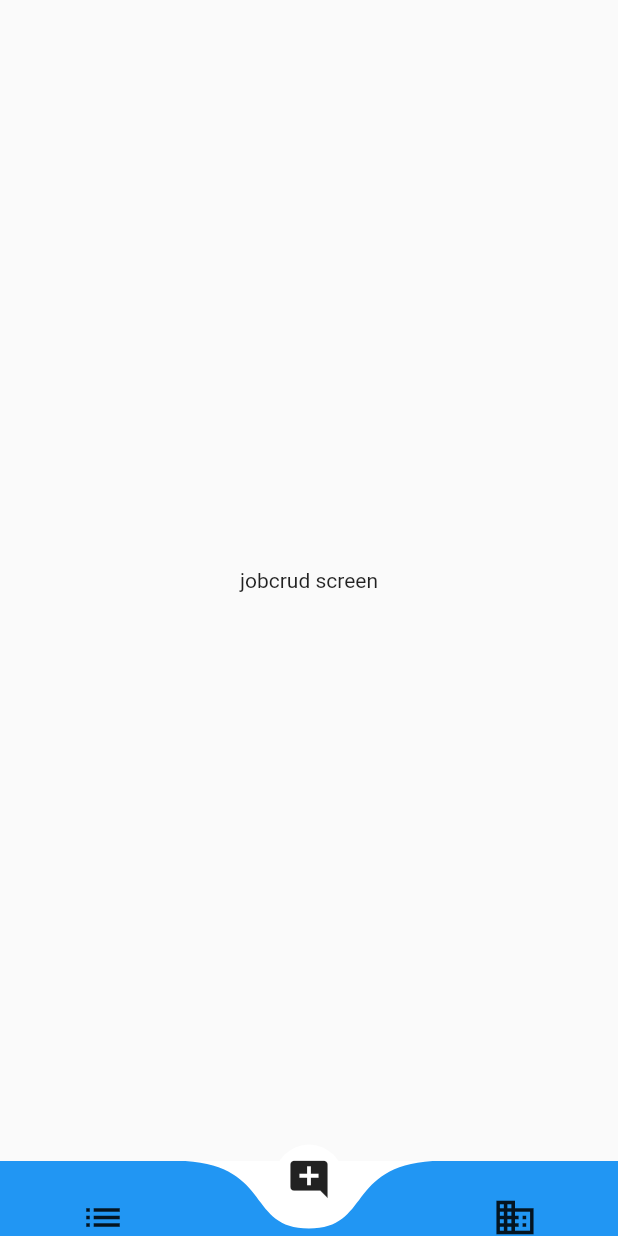
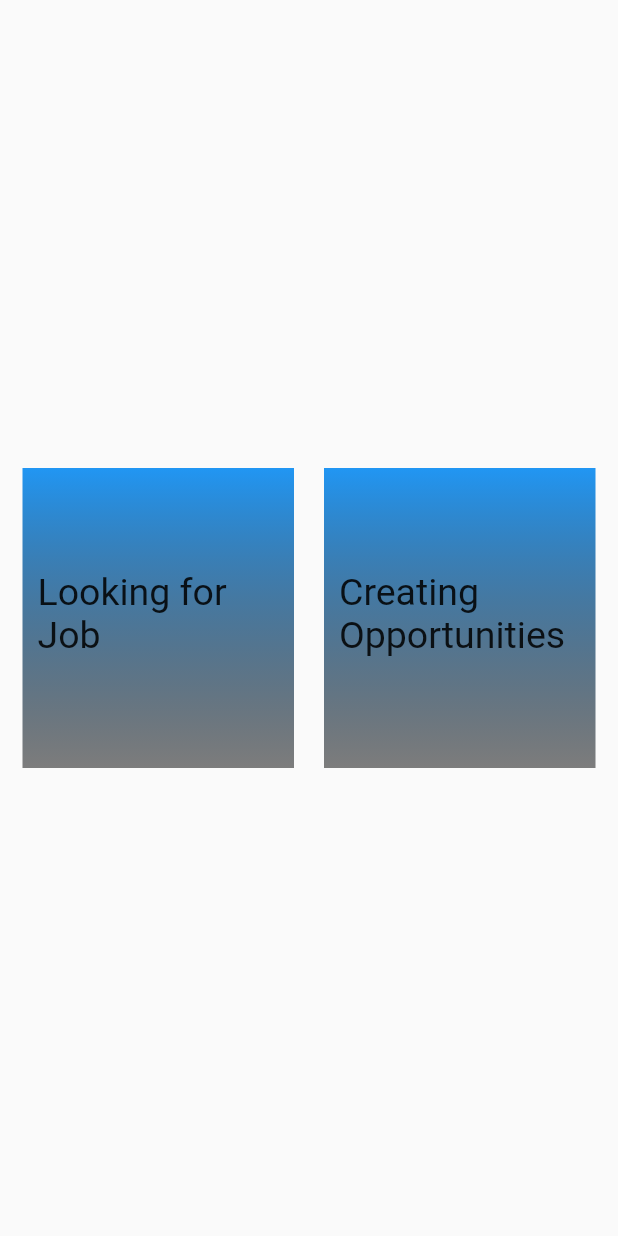
Before and after one commit to imtanbro/code_fury_app, a Flutter app: the screen it shows after launch, on a phone screen of 412 x 824 dp. Run offline on Flutter 3.47's test engine with Material 2 defaults, Android fonts, the phone set to English and light mode, and no system bars; drawn by our look-alikes of curved_navigation_bar; our stand-ins replace firebase_auth; missing offline and left inert: dart:js; accounts and stored records are empty.

Commit message:
Creating two Options

```diff
--- a/lib/main.dart
+++ b/lib/main.dart
@@ -13,9 +13,84 @@ class MyApp extends StatelessWidget {
   Widget build(BuildContext context) {
     return MaterialApp(
       title: 'Flutter Demo',
-
-      home: NavigationScreen(),
-
+      home: SelectPart(),
     );
   }
 }
+
+// NavigationScreen()
+
+class SelectPart extends StatefulWidget {
+  @override
+  _SelectPartState createState() => _SelectPartState();
+}
+
+class _SelectPartState extends State<SelectPart> {
+  @override
+  Widget build(BuildContext context) {
+    return Scaffold(
+      body: Center(
+        child: Padding(
+          padding: const EdgeInsets.symmetric(horizontal: 15),
+          child: Row(
+            children: [
+              Container(
+                height: 200,
+                width: (MediaQuery.of(context).size.width / 2) - 25,
+                decoration: BoxDecoration(
+                    gradient: LinearGradient(
+                        colors: [Colors.blue, Colors.black.withOpacity(0.5)],
+                        begin: Alignment.topCenter,
+                        end: Alignment.bottomCenter)),
+                child: Column(
+                  children: [
+                    Padding(
+                      padding: const EdgeInsets.symmetric(
+                          vertical: 68, horizontal: 10),
+                      child: Text("Looking for Job",
+                          style: TextStyle(
+                            fontSize: 25,
+                          )),
+                    )
+                  ],
+                ),
+              ),
+              SizedBox(
+                width: 20,
+              ),
+              GestureDetector(
+                onTap: () {
+                  Navigator.pushReplacement(
+                      context,
+                      MaterialPageRoute(
+                          builder: (context) => NavigationScreen()));
+                },
+                child: Container(
+                  height: 200,
+                  width: (MediaQuery.of(context).size.width / 2) - 25,
+                  decoration: BoxDecoration(
+                      gradient: LinearGradient(
+                          colors: [Colors.blue, Colors.black.withOpacity(0.5)],
+                          begin: Alignment.topCenter,
+                          end: Alignment.bottomCenter)),
+                  child: Column(
+                    children: [
+                      Padding(
+                        padding: const EdgeInsets.symmetric(
+                            vertical: 68, horizontal: 10),
+                        child: Text("Creating Opportunities",
+                            style: TextStyle(
+                              fontSize: 25,
+                            )),
+                      )
+                    ],
+                  ),
+                ),
+              ),
+            ],
+          ),
+        ),
+      ),
+    );
+  }
+}
```
Also changed, not shown: pubspec.yaml (+2 -7 lines), pubspec.lock.
